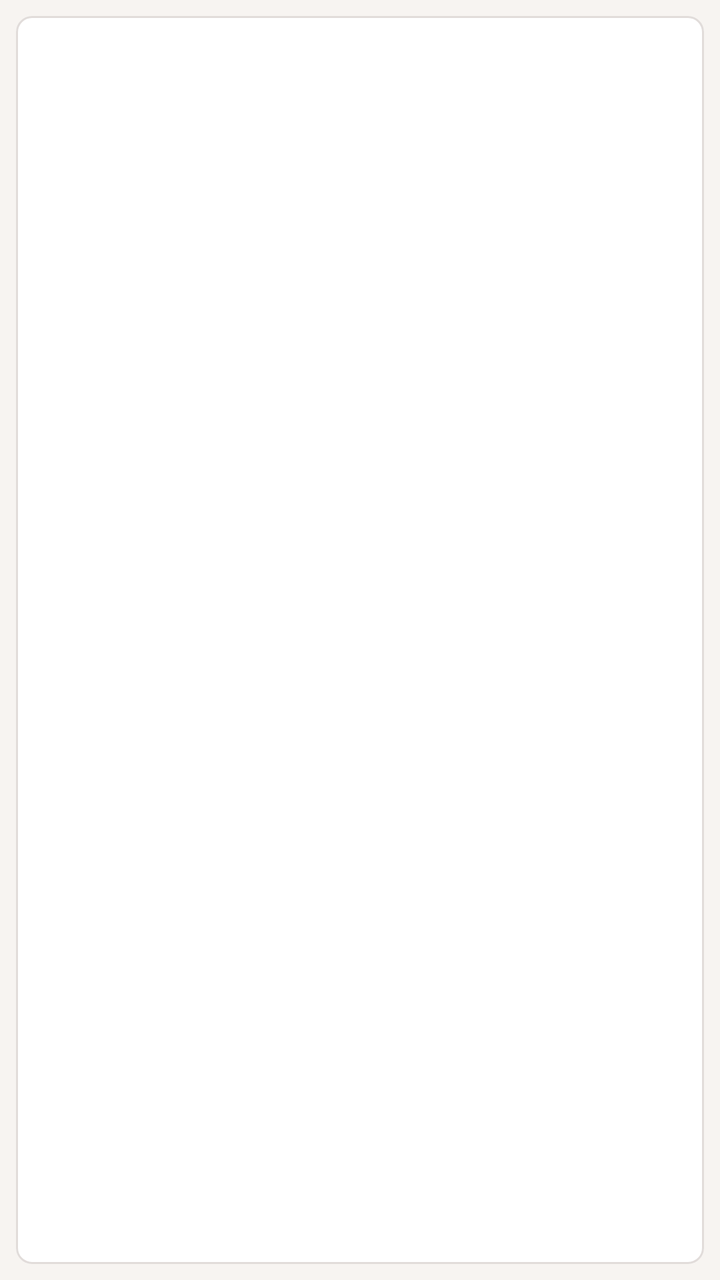
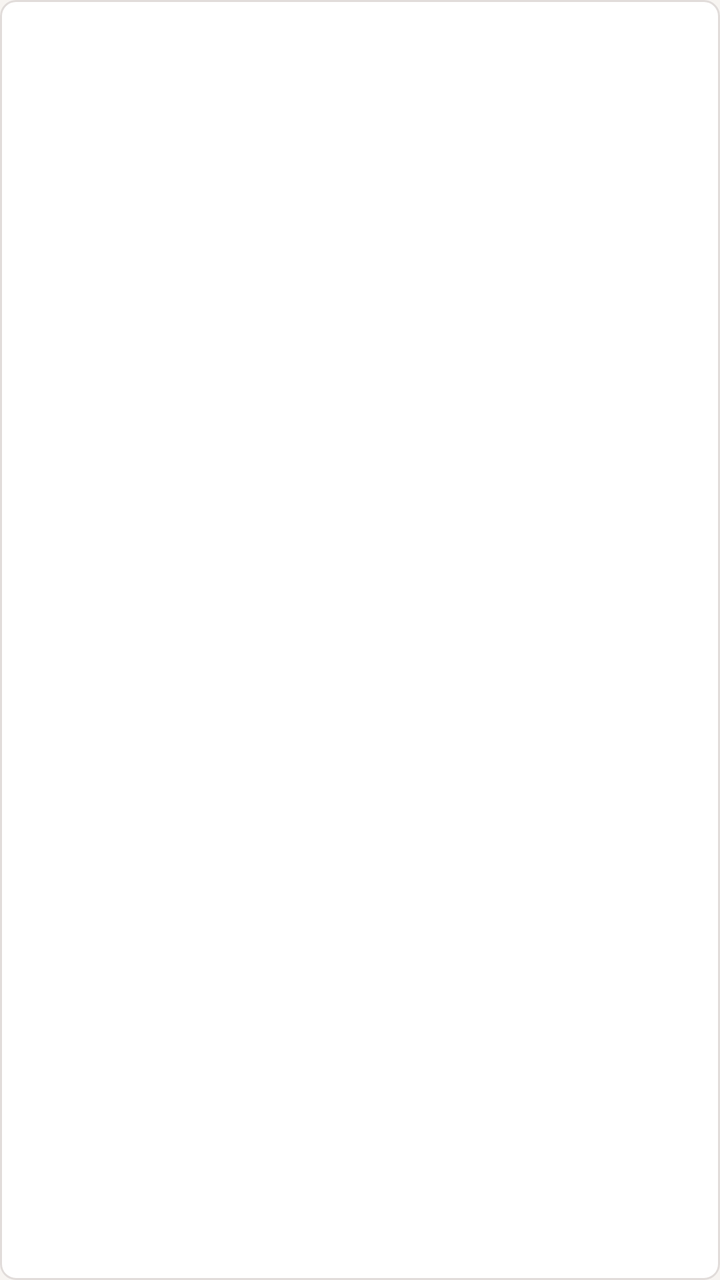

Before-and-after screenshots of an Android layout around one commit, followed by the original layout XML and the change that was made.
<!-- AndroidManifest.xml: application theme Theme.BlockExtremeDroite -->
<!-- res/layout/item_category_chip.xml -->
<?xml version="1.0" encoding="utf-8"?>
<com.google.android.material.chip.Chip xmlns:android="http://schemas.android.com/apk/res/android"
    style="@style/Widget.Material3.Chip.Filter"
    android:layout_width="wrap_content"
    android:layout_height="wrap_content" />
<!-- resources referenced by this layout -->
<resources>
  <style name="Theme.BlockExtremeDroite" parent="Base.Theme.BlockExtremeDroite">
          <item name="android:windowLightStatusBar">true</item>
          <item name="android:windowLightNavigationBar" tools:targetApi="27">true</item>
      </style>
  <style name="Base.Theme.BlockExtremeDroite" parent="Theme.Material3.DayNight.NoActionBar">
          <item name="colorPrimary">@color/brand</item>
          <item name="colorOnPrimary">@color/on_brand</item>
          <item name="colorPrimaryContainer">@color/brand_container</item>
          <item name="colorOnPrimaryContainer">@color/on_brand_container</item>
          <item name="colorSecondary">@color/brand</item>
          <item name="colorOnSecondary">@color/on_brand</item>
          <item name="colorSecondaryContainer">@color/brand_container</item>
          <item name="colorOnSecondaryContainer">@color/on_brand_container</item>
          <item name="colorError">@color/brand</item>
          <item name="android:colorBackground">@color/ground</item>
          <item name="colorSurface">@color/surface</item>
          <item name="colorOnSurface">@color/ink</item>
          <item name="colorOnBackground">@color/ink</item>
          <item name="colorOnSurfaceVariant">@color/muted</item>
          <item name="colorOutline">@color/border</item>
          <item name="colorOutlineVariant">@color/border</item>
          <item name="android:statusBarColor">@android:color/transparent</item>
          <item name="android:navigationBarColor">@android:color/transparent</item>
      </style>
  <color name="brand">#FFB2272A</color>
  <color name="on_brand">#FFFFFFFF</color>
  <color name="brand_container">#FFFFDAD6</color>
  <color name="on_brand_container">#FF410003</color>
  <color name="ground">#FFF7F4F1</color>
  <color name="surface">#FFFFFFFF</color>
  <color name="ink">#FF171717</color>
  <color name="muted">#FF5E5854</color>
  <color name="border">#FFE1DCDA</color>
</resources>

<!-- the commit's change to res/layout/item_category_chip.xml (unified diff, before → after) -->
@@ -1,5 +1,7 @@
 <?xml version="1.0" encoding="utf-8"?>
 <com.google.android.material.chip.Chip xmlns:android="http://schemas.android.com/apk/res/android"
+    xmlns:app="http://schemas.android.com/apk/res-auto"
     style="@style/Widget.Material3.Chip.Filter"
     android:layout_width="wrap_content"
-    android:layout_height="wrap_content" />
+    android:layout_height="wrap_content"
+    app:ensureMinTouchTargetSize="false" />
